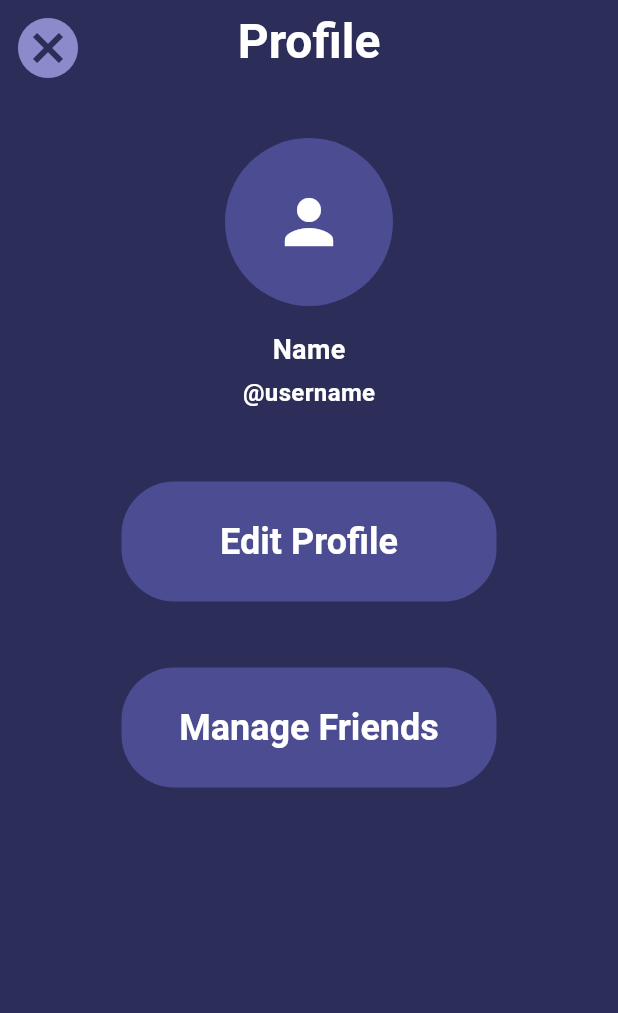
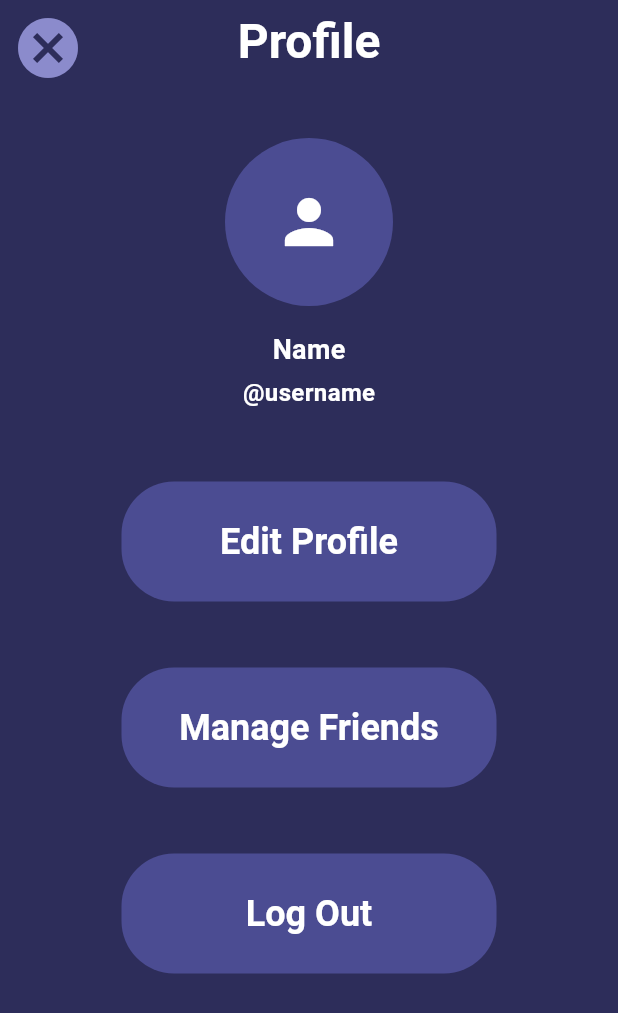
Before and after one commit to BenjaminAyl/gr01-secret-sorcerer-2025-fall, a Flutter app: the ProfileScreen screen opened by its route, on a phone screen of 412 x 824 dp. Shown: the top 1013 px of the screen. Run offline on Flutter 3.47's test engine with Material 3 defaults, Android fonts, the phone set to English and light mode, and no system bars; our stand-ins replace firebase_auth, firebase_core, go_router, google_fonts; accounts and stored records are empty; Roboto replaces fonts that are missing (Quintessential).

Commit message:
Add 'log out' button to profile screen

```diff
--- a/lib/views/profile_screen.dart
+++ b/lib/views/profile_screen.dart
@@ -64,6 +64,11 @@ class ProfileScreen extends StatelessWidget {
                   label: 'Manage Friends',
                   onPressed: () => context.push('/profile/friends'),
                 ),
+                AppSpacing.buttonSpacing,
+                PrimaryButton(
+                  label: 'Log Out',
+                  onPressed: () => context.push('/'),
+                )
               ],
             ),
           ),
```
